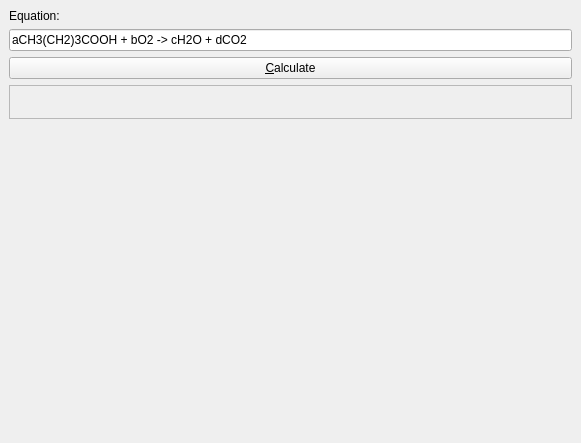
Above: src/equationview.ui from KDE/kalzium before the change. Below: the same form after it.
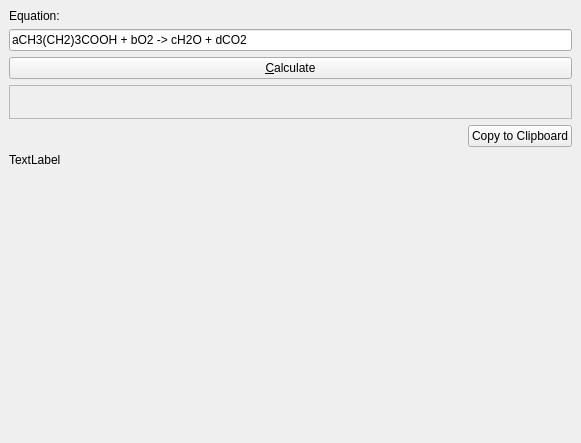
That is the form after the change. Custom widgets are drawn as their Qt base class.

Commit message: Since the equation solver does live in the calculation window, there is no need for a kDialog. The help text can directly be shown in the widget.

Diff of the .ui file:
```diff
--- a/src/equationview.ui
+++ b/src/equationview.ui
@@ -17,7 +17,20 @@
    <property name="spacing">
     <number>6</number>
    </property>
-   <item row="0" column="0">
+   <item row="3" column="0">
+    <spacer name="verticalSpacer">
+     <property name="orientation">
+      <enum>Qt::Vertical</enum>
+     </property>
+     <property name="sizeHint" stdset="0">
+      <size>
+       <width>20</width>
+       <height>40</height>
+      </size>
+     </property>
+    </spacer>
+   </item>
+   <item row="2" column="0">
     <layout class="QVBoxLayout" name="verticalLayout">
      <property name="spacing">
       <number>6</number>
@@ -116,20 +129,38 @@
        </layout>
       </widget>
      </item>
-    </layout>
-   </item>
-   <item row="1" column="0">
-    <spacer name="verticalSpacer">
+     <item>
+      <layout class="QHBoxLayout" name="horizontalLayout">
+       <item>
+        <spacer name="horizontalSpacer">
      <property name="orientation">
-      <enum>Qt::Vertical</enum>
+          <enum>Qt::Horizontal</enum>
      </property>
      <property name="sizeHint" stdset="0">
       <size>
-       <width>20</width>
-       <height>40</height>
+           <width>40</width>
+           <height>20</height>
       </size>
      </property>
     </spacer>
+       </item>
+       <item>
+        <widget class="QPushButton" name="btnCopy">
+         <property name="text">
+          <string>Copy to Clipboard</string>
+         </property>
+        </widget>
+       </item>
+      </layout>
+     </item>
+     <item>
+      <widget class="QLabel" name="lblHelp">
+       <property name="text">
+        <string>TextLabel</string>
+       </property>
+      </widget>
+     </item>
+    </layout>
    </item>
   </layout>
  </widget>
```
Lines whose indentation alone changed are shown as unchanged. The commit also changes 2 other files.
